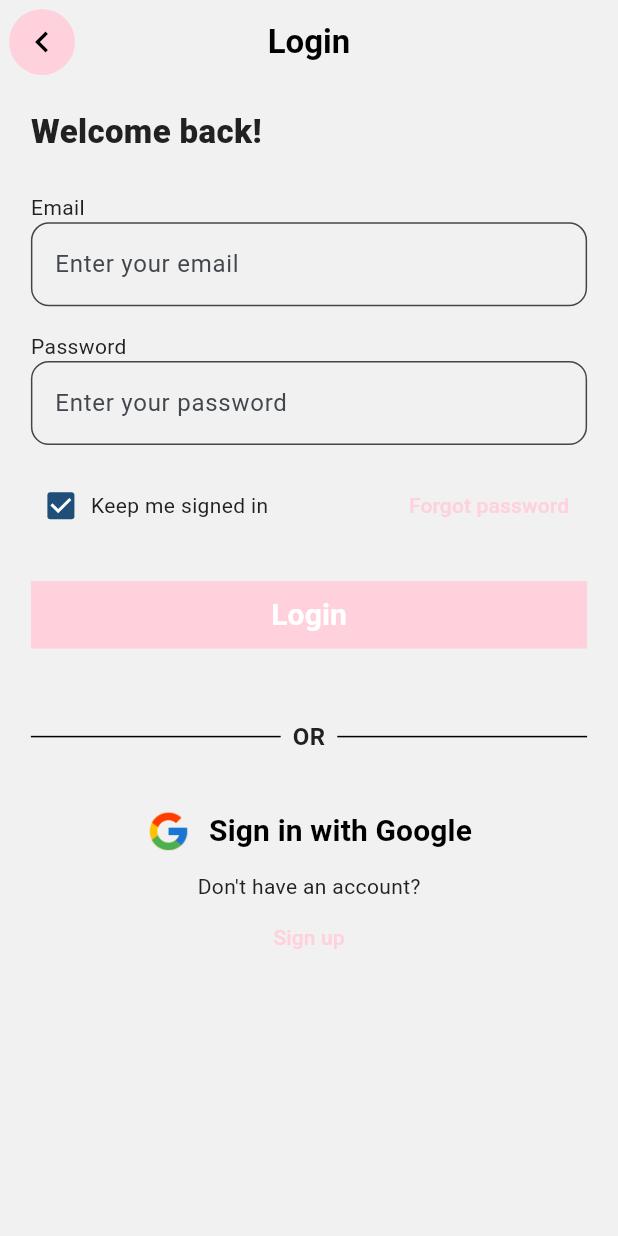
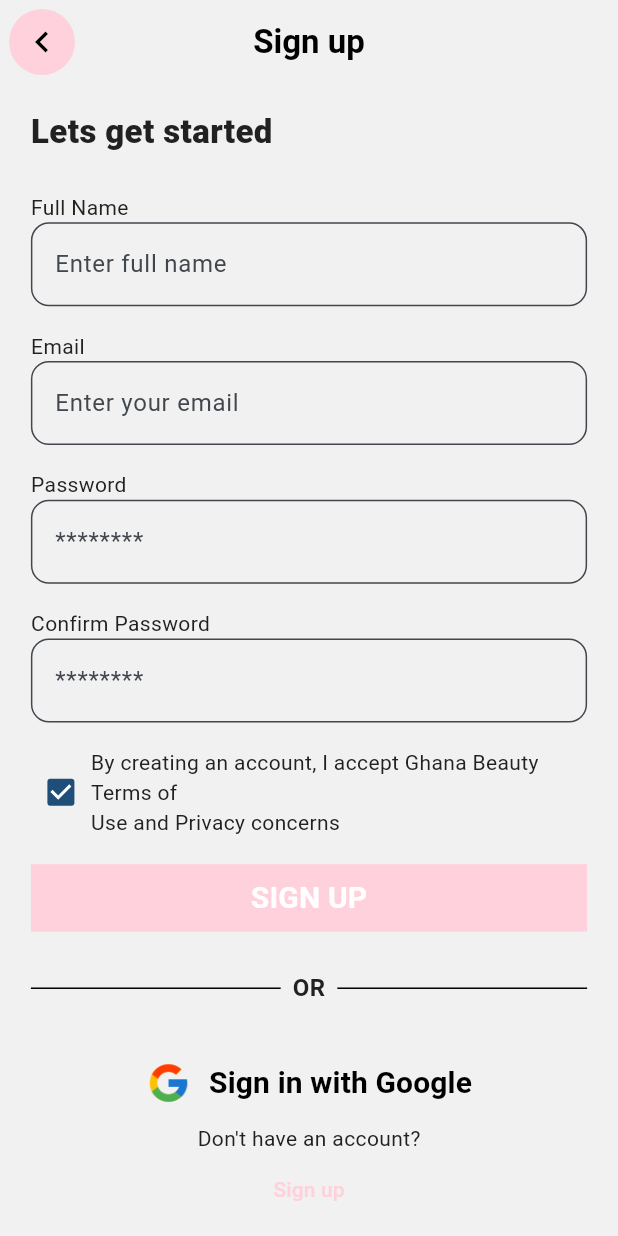
Before and after one commit to Ellis-Ayikwei/bytedev-mobile, a Flutter app: the LoginView screen opened by its route, after a tap on "Sign up", on a phone screen of 412 x 824 dp. Run offline on Flutter 3.47's test engine with Material 3 defaults, Android fonts, the phone set to English and light mode, and no system bars; our stand-ins replace bottom_navy_bar, dio, flutter_redux, get, redux, smooth_page_indicator; generated files the repository leaves out were written again.

Commit message:
Added the signup page and created a new file that includes separate classes for the widget BuildSocialLoginSection, TermsAndConditions, GoogleSignInButton and BuildRememberMeSection

```diff
--- a/lib/app/views/login_view.dart
+++ b/lib/app/views/login_view.dart
@@ -4,10 +4,11 @@ import 'package:bytedev/app/redux/states/auth_state.dart';
 import 'package:bytedev/core/theme/app_theme.dart';
 import 'package:bytedev/core/widgets/app_button.dart';
 import 'package:bytedev/core/widgets/app_text_field.dart';
-import 'package:bytedev/core/widgets/hr.dart';
 import 'package:flutter/material.dart';
 import 'package:flutter_redux/flutter_redux.dart';
 import 'package:get/get.dart';
+
+import '../../core/widgets/socials.dart';
 // Other imports remain the same
 
 class LoginView extends StatelessWidget {
@@ -97,7 +98,7 @@ class LoginView extends StatelessWidget {
                               ),
                             ),
                           ),
-                        _buildRememberMeSection(isSmallScreen, screenSize),
+                        BuildRememberMeSection(),
                         SizedBox(height: screenSize.height * 0.03),
                         AppButton(
                           text: 'Login',
@@ -115,7 +116,7 @@ class LoginView extends StatelessWidget {
                         ),
                       ],
                     ),
-                    _buildSocialLoginSection(isSmallScreen, screenSize),
+                    BuildSocialLoginSection(),
                   ],
                 ),
               ),
@@ -125,101 +126,4 @@ class LoginView extends StatelessWidget {
       },
     );
   }
-
-  Widget _buildRememberMeSection(bool isSmallScreen, Size screenSize) {
-    return Row(
-      mainAxisAlignment: MainAxisAlignment.spaceBetween,
-      children: [
-        Flexible(
-          child: Row(
-            children: [
-              Checkbox(
-                value: true,
-                materialTapTargetSize: MaterialTapTargetSize.shrinkWrap,
-                onChanged: (bool? value) {},
-              ),
-              Flexible(
-                child: Text('Keep me signed in',
-                    style: TextStyle(fontSize: isSmallScreen ? 14 : 16)),
-              ),
-            ],
-          ),
-        ),
-        TextButton(
-          onPressed: () => Get.toNamed('/forgot_password'),
-          child: Text('Forgot password',
-              style: TextStyle(
-                  color: AppTheme.primary, fontSize: isSmallScreen ? 14 : 16)),
-        ),
-      ],
-    );
-  }
-
-  Widget _buildSocialLoginSection(bool isSmallScreen, Size screenSize) {
-    return Column(
-      children: [
-        SizedBox(height: screenSize.height * 0.03),
-        AppHorizontalLine(text: 'OR'),
-        SizedBox(height: screenSize.height * 0.03),
-        Center(
-          child: GoogleSignInButton(onPressed: () {}),
-        ),
-        Column(
-          mainAxisAlignment: MainAxisAlignment.center,
-          children: [
-            Text('Don\'t have an account?',
-                style: TextStyle(fontSize: isSmallScreen ? 14 : 16)),
-            TextButton(
-              onPressed: () => Get.toNamed('/signup'),
-              child: Text('Sign up',
-                  style: TextStyle(
-                      color: Color(0xFFFFD1DC),
-                      fontSize: isSmallScreen ? 14 : 16)),
-            ),
-          ],
-        ),
-      ],
-    );
-  }
 }
-
-class GoogleSignInButton extends StatelessWidget {
-  final VoidCallback onPressed;
-
-  const GoogleSignInButton({super.key, required this.onPressed});
-
-  @override
-  Widget build(BuildContext context) {
-    return ElevatedButton(
-      onPressed: onPressed,
-      style: ElevatedButton.styleFrom(
-        backgroundColor: Colors.transparent, // Button background color
-        foregroundColor: Colors.black, // Text color
-        shadowColor: Colors.transparent,
-        shape: RoundedRectangleBorder(
-          borderRadius: BorderRadius.circular(8.0),
-        ),
-        padding: EdgeInsets.symmetric(horizontal: 16, vertical: 12),
-        elevation: 2,
-      ),
-      child: Row(
-        mainAxisSize: MainAxisSize.min,
-        children: [
-          // Google logo image
-          Image.asset(
-            'assets/images/google_icon.png',
-            height: 30,
-          ),
-          SizedBox(width: 12),
-          Text(
-            'Sign in with Google',
-            style: TextStyle(
-              fontSize: 20,
-              fontWeight: FontWeight.w600,
-            ),
-          ),
-        ],
-      ),
-    );
-  }
-}
--- /dev/null
+++ b/lib/app/views/signup_view.dart
@@ -0,0 +1,155 @@
+import 'package:flutter/material.dart';
+import 'package:flutter_redux/flutter_redux.dart';
+import 'package:get/get.dart';
+
+import '../../core/theme/app_theme.dart';
+import '../../core/widgets/app_button.dart';
+import '../../core/widgets/app_text_field.dart';
+import '../../core/widgets/socials.dart';
+import '../controllers/auth_controller.dart';
+import '../redux/states/app_state.dart';
+import '../redux/states/auth_state.dart';
+
+class SignupView extends StatelessWidget {
+  final AuthController controller;
+
+  const SignupView({super.key, required this.controller});
+
+  @override
+  Widget build(BuildContext context) {
+    final screenSize = MediaQuery.of(context).size;
+    final isSmallScreen = screenSize.width < 600;
+
+    return StoreConnector<AppState, AuthState>(
+      converter: (store) => store.state.authState,
+      builder: (context, authState) {
+        final phoneController = TextEditingController();
+        final passwordController = TextEditingController();
+        final nameController = TextEditingController();
+
+        return Scaffold(
+          appBar: AppBar(
+            centerTitle: true,
+            title: Text('Sign up',
+                style: TextStyle(
+                    color: Colors.black,
+                    fontWeight: FontWeight.bold,
+                    fontSize: isSmallScreen ? 22 : 25)),
+            backgroundColor: Colors.transparent,
+            foregroundColor: AppTheme.softWhite,
+            leading: IconButton(
+              style: IconButton.styleFrom(
+                backgroundColor: AppTheme.primary,
+                padding: EdgeInsets.all(isSmallScreen ? 8 : 12),
+              ),
+              icon: Icon(Icons.chevron_left,
+                  size: isSmallScreen ? 28 : 32, color: Colors.black),
+              onPressed: () => Get.back(),
+            ),
+          ),
+          body: SingleChildScrollView(
+            padding: EdgeInsets.symmetric(
+                horizontal: screenSize.width * 0.05,
+                vertical: screenSize.height * 0.02),
+            child: ConstrainedBox(
+              constraints: BoxConstraints(
+                minHeight: screenSize.height * 0.7,
+              ),
+              child: Column(
+                mainAxisAlignment: MainAxisAlignment.spaceBetween,
+                crossAxisAlignment: CrossAxisAlignment.stretch,
+                children: [
+                  Column(
+                    crossAxisAlignment: CrossAxisAlignment.start,
+                    children: [
+                      Text(
+                        'Lets get started',
+                        style: TextStyle(
+                          fontSize: isSmallScreen ? 22 : 28,
+                          fontWeight: FontWeight.w900,
+                        ),
+                      ),
+                      SizedBox(height: screenSize.height * 0.03),
+                      AppTextField(
+                        hintText: 'Enter full name',
+                        labelText: 'Full Name',
+                        controller: nameController,
+                        keyboardType: TextInputType.name,
+                      ),
+                      SizedBox(height: screenSize.height * 0.02),
+                      AppTextField(
+                        hintText: 'Enter your email',
+                        labelText: 'Email',
+                        controller: phoneController,
+                        keyboardType: TextInputType.emailAddress,
+                      ),
+                      SizedBox(height: screenSize.height * 0.02),
+                      AppTextField(
+                        hintText: '********',
+                        labelText: 'Password',
+                        keyboardType: TextInputType.visiblePassword,
+                        controller: passwordController,
+                        obscureText: true,
+                      ),
+                      SizedBox(height: screenSize.height * 0.02),
+                      AppTextField(
+                        hintText: '********',
+                        labelText: 'Confirm Password',
+                        keyboardType: TextInputType.visiblePassword,
+                        controller: passwordController,
+                        obscureText: true,
+                      ),
+                      // SizedBox(height: screenSize.height * 0.02),
+                      if (authState.error != null)
+                        Padding(
+                          padding: EdgeInsets.symmetric(
+                              vertical: screenSize.height * 0.01),
+                          child: Text(
+                            authState.error!,
+                            style: TextStyle(
+                              color: Colors.red,
+                              fontSize: isSmallScreen ? 14 : 16,
+                            ),
+                          ),
+                        ),
+                      SizedBox(height: screenSize.height * 0.02),
+                      if (authState.error != null)
+                        Padding(
+                          padding: EdgeInsets.symmetric(
+                              vertical: screenSize.height * 0.01),
+                          child: Text(
+                            authState.error!,
+                            style: TextStyle(
+                              color: Colors.red,
+                              fontSize: isSmallScreen ? 14 : 16,
+                            ),
+                          ),
+                        ),
+                      TermsAndConditions(),
+                      SizedBox(height: screenSize.height * 0.02),
+                      AppButton(
+                        text: 'SIGN UP',
+                        isLoading: authState.isLoading,
+                        shape: RoundedRectangleBorder(),
+                        buttonTextStyle: TextStyle(
+                          color: Colors.white,
+                          fontWeight: FontWeight.bold,
+                          fontSize: isSmallScreen ? 20 : 25,
+                        ),
+                        onPressed: () {
+                          Get.toNamed('/home');
+                        },
+                        width: double.infinity,
+                      ),
+                    ],
+                  ),
+                  BuildSocialLoginSection(),
+                ],
+              ),
+            ),
+          ),
+        );
+      },
+    );
+  }
+}
--- /dev/null
+++ b/lib/core/widgets/socials.dart
@@ -0,0 +1,150 @@
+import 'package:flutter/material.dart';
+import 'package:get/get.dart';
+
+import '../theme/app_theme.dart';
+import 'hr.dart';
+
+class GoogleSignInButton extends StatelessWidget {
+  final VoidCallback onPressed;
+
+  const GoogleSignInButton({super.key, required this.onPressed});
+
+  @override
+  Widget build(BuildContext context) {
+    return ElevatedButton(
+      onPressed: onPressed,
+      style: ElevatedButton.styleFrom(
+        backgroundColor: Colors.transparent, // Button background color
+        foregroundColor: Colors.black, // Text color
+        shadowColor: Colors.transparent,
+        shape: RoundedRectangleBorder(
+          borderRadius: BorderRadius.circular(8.0),
+        ),
+        padding: EdgeInsets.symmetric(horizontal: 16, vertical: 12),
+        elevation: 2,
+      ),
+      child: Row(
+        mainAxisSize: MainAxisSize.min,
+        children: [
+          // Google logo image
+          Image.asset(
+            'assets/images/google_icon.png',
+            height: 30,
+          ),
+          SizedBox(width: 12),
+          Text(
+            'Sign in with Google',
+            style: TextStyle(
+              fontSize: 20,
+              fontWeight: FontWeight.w600,
+            ),
+          ),
+        ],
+      ),
+    );
+  }
+}
+
+class BuildRememberMeSection extends StatelessWidget {
+  const BuildRememberMeSection({super.key});
+
+  @override
+  Widget build(BuildContext context) {
+    final screenSize = MediaQuery.of(context).size;
+    final isSmallScreen = screenSize.width < 600;
+
+    return Row(
+      mainAxisAlignment: MainAxisAlignment.spaceBetween,
+      children: [
+        Flexible(
+          child: Row(
+            children: [
+              Checkbox(
+                value: true,
+                materialTapTargetSize: MaterialTapTargetSize.shrinkWrap,
+                onChanged: (bool? value) {},
+              ),
+              Flexible(
+                child: Text('Keep me signed in',
+                    style: TextStyle(fontSize: isSmallScreen ? 14 : 16)),
+              ),
+            ],
+          ),
+        ),
+        TextButton(
+          onPressed: () => Get.toNamed('/forgot_password'),
+          child: Text('Forgot password',
+              style: TextStyle(
+                  color: AppTheme.primary, fontSize: isSmallScreen ? 14 : 16)),
+        ),
+      ],
+    );
+  }
+}
+
+class TermsAndConditions extends StatelessWidget {
+  const TermsAndConditions({super.key});
+
+  @override
+  Widget build(BuildContext context) {
+    final screenSize = MediaQuery.of(context).size;
+    final isSmallScreen = screenSize.width < 600;
+
+    return Row(
+      mainAxisAlignment: MainAxisAlignment.start,
+      children: [
+        Flexible(
+          child: Row(
+            children: [
+              Checkbox(
+                value: true,
+                materialTapTargetSize: MaterialTapTargetSize.shrinkWrap,
+                onChanged: (bool? value) {},
+              ),
+              Flexible(
+                child: Text(
+                    'By creating an account, I accept Ghana Beauty Terms of\nUse and Privacy concerns',
+                    style: TextStyle(fontSize: isSmallScreen ? 14 : 16)),
+              ),
+            ],
+          ),
+        ),
+      ],
+    );
+  }
+}
+
+class BuildSocialLoginSection extends StatelessWidget {
+  const BuildSocialLoginSection({super.key});
+
+  @override
+  Widget build(BuildContext context) {
+    final screenSize = MediaQuery.of(context).size;
+    final isSmallScreen = screenSize.width < 600;
+
+    return Column(
+      children: [
+        SizedBox(height: screenSize.height * 0.03),
+        AppHorizontalLine(text: 'OR'),
+        SizedBox(height: screenSize.height * 0.03),
+        Center(
+          child: GoogleSignInButton(onPressed: () {}),
+        ),
+        Column(
+          mainAxisAlignment: MainAxisAlignment.center,
+          children: [
+            Text('Don\'t have an account?',
+                style: TextStyle(fontSize: isSmallScreen ? 14 : 16)),
+            TextButton(
+              onPressed: () => Get.toNamed('/signup'),
+              child: Text('Sign up',
+                  style: TextStyle(
+                      color: Color(0xFFFFD1DC),
+                      fontSize: isSmallScreen ? 14 : 16)),
+            ),
+          ],
+        ),
+      ],
+    );
+  }
+}
--- a/lib/src/app.dart
+++ b/lib/src/app.dart
@@ -7,6 +7,7 @@ import 'package:bytedev/app/views/homepage.dart';
 import 'package:bytedev/app/views/login_view.dart';
 import 'package:bytedev/app/views/main_screen.dart';
 import 'package:bytedev/app/views/onboarding_screen.dart';
+import 'package:bytedev/app/views/signup_view.dart';
 import 'package:bytedev/core/theme/app_theme.dart';
 import 'package:bytedev/services/auth_service.dart';
 import 'package:flutter/material.dart';
@@ -91,7 +92,11 @@ class _MyAppState extends State<MyApp> {
           name: '/home',
           page: () => HomePage(controller: AuthController(store)),
         ),
-        GetPage(name: '/mainPage', page: () => MainScreen())
+        GetPage(name: '/mainPage', page: () => MainScreen()),
+        GetPage(
+          name: '/signup',
+          page: () => SignupView(controller: AuthController(store)),
+        ),
       ],
       initialRoute: widget.initialRoute,
     );
```
Also changed, not shown: lib/features/auth/auth_feature.dart (line endings or trailing spaces), pubspec.lock, 126 other files.
